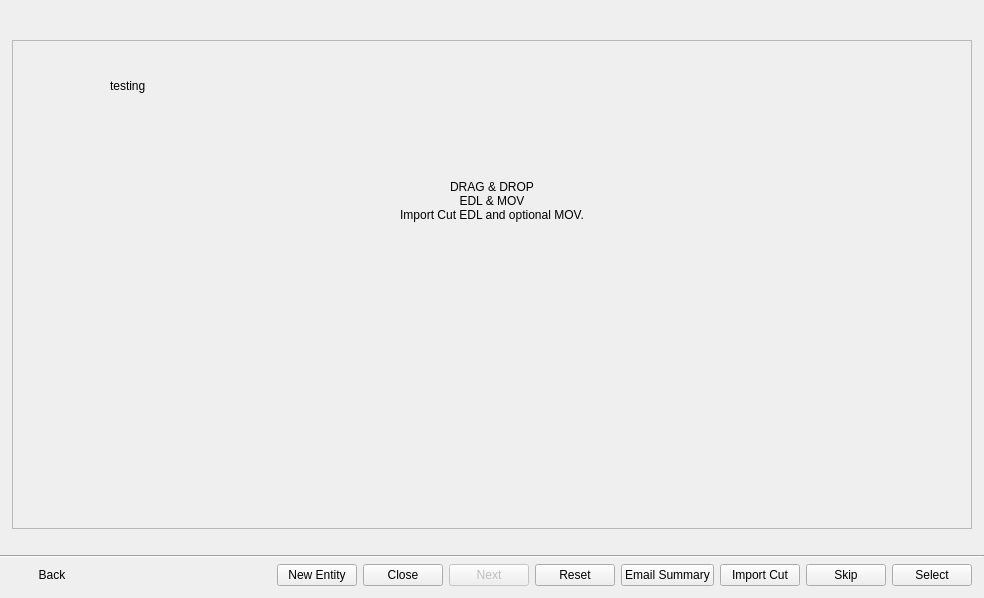
shotgunsoftware/tk-multi-importcut, file resources/dialog.ui: the form before one commit.
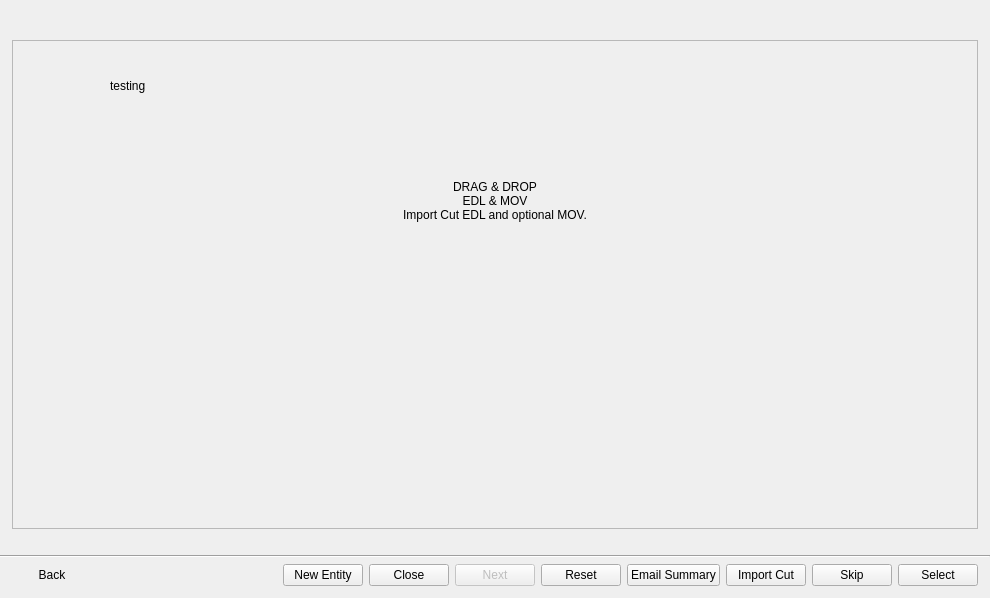
The form after the commit. The open tabs and pages were chosen to show the change. Icons and pictures are not drawn. Custom widgets are drawn as their Qt base class.

```diff
--- a/resources/dialog.ui
+++ b/resources/dialog.ui
@@ -6,7 +6,7 @@
    <rect>
     <x>0</x>
     <y>0</y>
-    <width>984</width>
+    <width>990</width>
     <height>598</height>
    </rect>
   </property>
```
Left out of the diff: 178 changed lines with no effect on the pictures.
